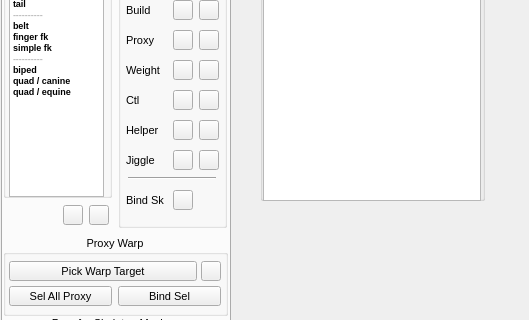
The window that nl_modules/nl_rigging_tools.ui (nickyliux/nl_rigging_tools) describes before a commit, drawn with Qt 5; both pictures show x 0 to 529 and y 250 to 570 of the 529 by 901 pixel window.
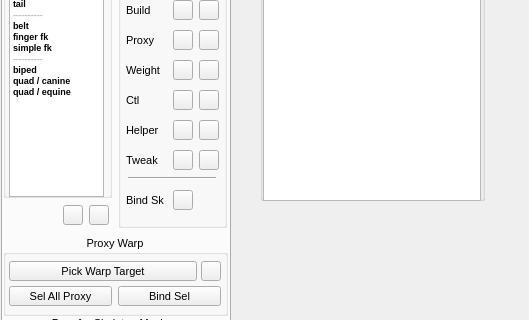
The same window after the commit.

Commit message: change name from jiggle to tweak

```diff
--- a/nl_modules/nl_rigging_tools.ui
+++ b/nl_modules/nl_rigging_tools.ui
@@ -1493,7 +1493,7 @@
           </size>
          </property>
          <property name="text">
-          <string>Jiggle</string>
+          <string>Tweak</string>
          </property>
         </widget>
        </item>
```
Left out of the diff: 4 changed lines with no effect on the pictures. The commit also changes 6 other files.
